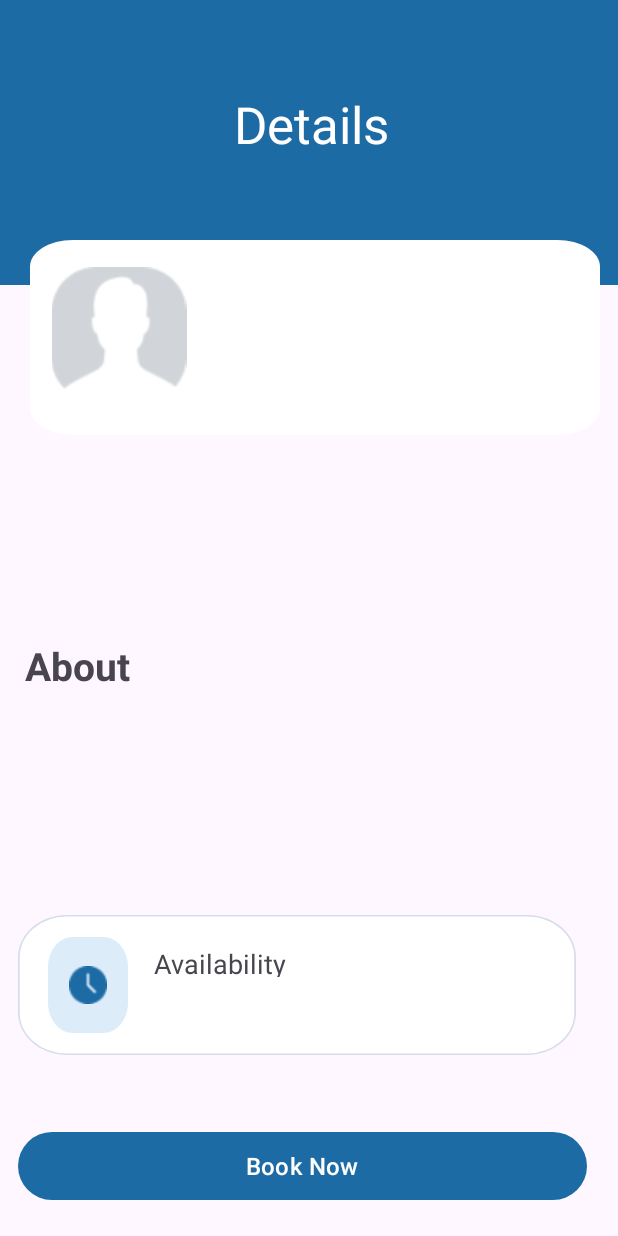
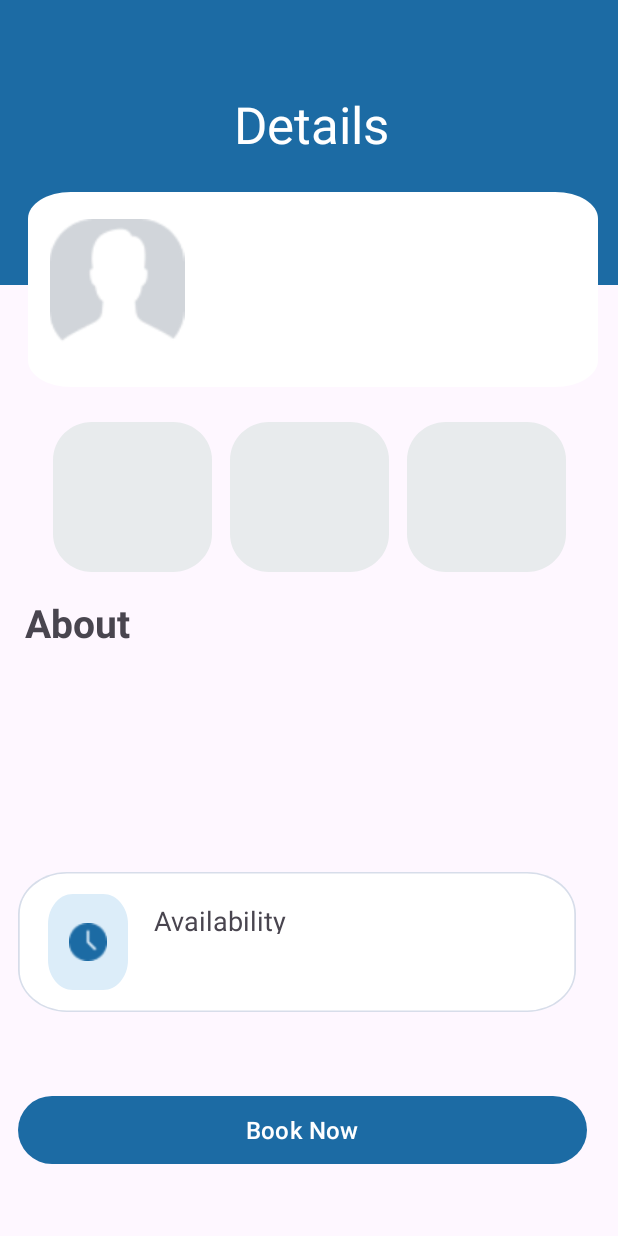
Before and after one commit to JashanpreetSinghp09/PHR_Project, an Android app: the DoctorDetailsActivity screen opened directly, with no data from a screen before it, on a phone screen of 412 x 824 dp. Run offline under Robolectric (Android 15) with nearby library versions, the phone set to English and light mode, and no system bars.

Commit message:
GUI updated for details page v1.3

```diff
--- /dev/null
+++ b/PHRApplication/app/src/main/res/drawable/rectangle_details.xml
@@ -0,0 +1,18 @@
+<vector
+    xmlns:android="http://schemas.android.com/apk/res/android"
+    xmlns:aapt="http://schemas.android.com/aapt"
+    android:width="98dp"
+    android:height="95dp"
+    android:viewportWidth="98"
+    android:viewportHeight="95"
+    >
+    <group>
+        <clip-path
+            android:pathData="M24 0H74C87.2548 0 98 10.7452 98 24V71C98 84.2548 87.2548 95 74 95H24C10.7452 95 0 84.2548 0 71V24C0 10.7452 10.7452 0 24 0Z"
+            />
+        <path
+            android:pathData="M0 0V95H98V0"
+            android:fillColor="#E8EBED"
+            />
+    </group>
+</vector>
--- a/PHRApplication/app/src/main/res/layout/activity_doctor_details.xml
+++ b/PHRApplication/app/src/main/res/layout/activity_doctor_details.xml
@@ -36,18 +36,19 @@
             android:textSize="34sp" />
     </RelativeLayout>
 
+
     <RelativeLayout
 
 
         android:id="@+id/rectangle_1"
         android:layout_width="380dp"
         android:layout_height="130dp"
-        android:layout_marginTop="160dp"
+        android:layout_marginTop="128dp"
         android:background="@drawable/rectangle_1"
         android:backgroundTint="@color/white"
         android:elevation="12dp"
         app:layout_constraintEnd_toEndOf="parent"
-        app:layout_constraintHorizontal_bias="0.619"
+        app:layout_constraintHorizontal_bias="0.58"
         app:layout_constraintStart_toStartOf="parent"
         app:layout_constraintTop_toTopOf="@+id/rectangle_2">
 
@@ -58,12 +59,12 @@
             android:layout_alignParentEnd="true"
             android:layout_marginStart="20dp"
             android:layout_marginEnd="21dp"
-            android:textStyle="bold"
             android:layout_toEndOf="@+id/tv_docImg"
             android:gravity="center"
             android:text=""
             android:textColor="@color/black"
-            android:textSize="48sp" />
+            android:textSize="48sp"
+            android:textStyle="bold" />
 
         <ImageView
             android:id="@+id/tv_docImg"
@@ -86,32 +87,57 @@
             android:layout_marginEnd="22dp"
             android:fontFamily="sans-serif-light"
 
+            android:gravity="center"
             android:text=""
-            android:textSize="24dp"
-            android:gravity="center"
-            android:textColor="@color/black" />
+            android:textColor="@color/black"
+            android:textSize="24dp" />
     </RelativeLayout>
 
+    <LinearLayout
+        android:id="@+id/linearLayout9"
+        android:layout_width="375dp"
+        android:layout_marginTop="10dp"
+        android:gravity="center"
+        android:layout_height="127dp"
+        android:orientation="horizontal"
+        app:layout_constraintBottom_toTopOf="@+id/constraintLayout2"
+        app:layout_constraintEnd_toEndOf="parent"
+        app:layout_constraintStart_toStartOf="parent"
+        app:layout_constraintTop_toBottomOf="@+id/rectangle_1"
+        app:layout_constraintVertical_bias="0.777">
 
-    <HorizontalScrollView
-        android:id="@+id/horizontalScrollView"
-        android:layout_width="375dp"
-        android:layout_height="104dp"
-        android:layout_marginTop="12dp"
-        app:layout_constraintEnd_toEndOf="parent"
-        app:layout_constraintHorizontal_bias="0.555"
-        app:layout_constraintStart_toStartOf="parent"
-        app:layout_constraintTop_toBottomOf="@+id/rectangle_1" />
+        <View
+            android:id="@+id/rectangle_details"
+            android:layout_width="106dp"
+            android:layout_height="100dp"
+            android:background="@drawable/rectangle_details" />
+
+        <View
+            android:id="@+id/rectangle_details1"
+            android:layout_width="106dp"
+            android:layout_height="100dp"
+            android:layout_marginLeft="12dp"
+            android:background="@drawable/rectangle_details" />
+
+        <View
+            android:id="@+id/rectangle_details2"
+            android:layout_width="106dp"
+            android:layout_height="100dp"
+            android:layout_marginLeft="12dp"
+            android:background="@drawable/rectangle_details" />
+    </LinearLayout>
 
     <androidx.constraintlayout.widget.ConstraintLayout
         android:id="@+id/constraintLayout2"
         android:layout_width="376dp"
         android:layout_height="160dp"
-        android:layout_marginTop="20dp"
+        android:layout_marginTop="2dp"
+        android:layout_marginBottom="8dp"
+        app:layout_constraintBottom_toTopOf="@+id/relativeLayout"
         app:layout_constraintEnd_toEndOf="parent"
         app:layout_constraintHorizontal_bias="0.457"
         app:layout_constraintStart_toStartOf="parent"
-        app:layout_constraintTop_toBottomOf="@+id/horizontalScrollView">
+        app:layout_constraintTop_toBottomOf="@+id/linearLayout9">
 
         <TextView
             android:id="@+id/textView30"
```
